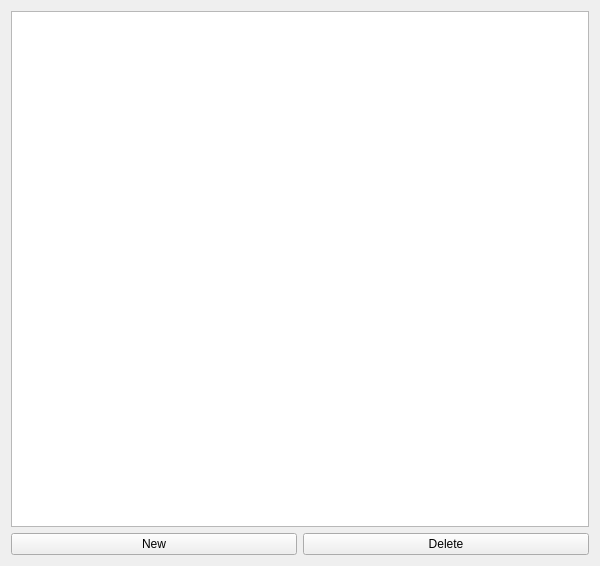
Above: src/brickv/plugin_system/plugins/red/ui/red_tab_program.ui from Tinkerforge/brickv before the change. Below: the same form after it.
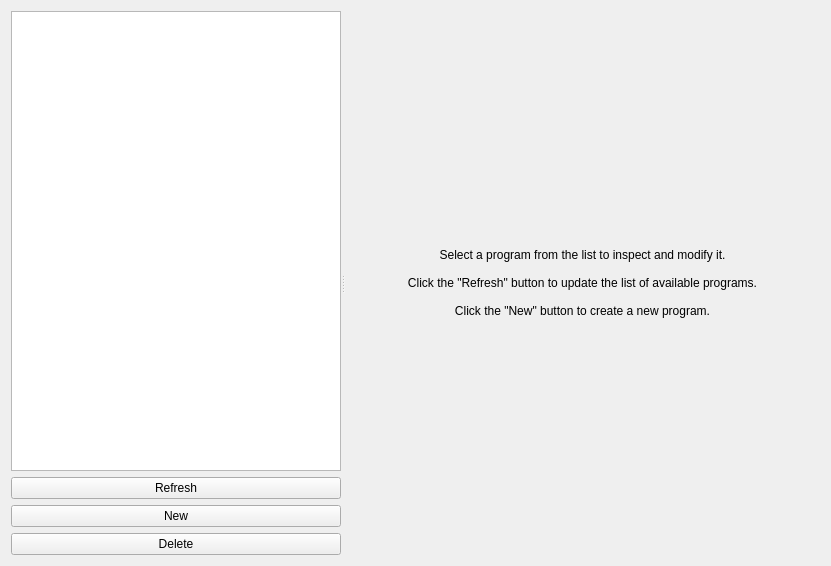
That is the form after the change.

Commit message: red-brick: Add basic program info widget

```diff
--- a/src/brickv/plugin_system/plugins/red/ui/red_tab_program.ui
+++ b/src/brickv/plugin_system/plugins/red/ui/red_tab_program.ui
@@ -6,7 +6,7 @@
    <rect>
     <x>0</x>
     <y>0</y>
-    <width>600</width>
+    <width>831</width>
     <height>566</height>
    </rect>
   </property>
@@ -15,11 +15,26 @@
   </property>
   <layout class="QVBoxLayout" name="verticalLayout">
    <item>
+    <widget class="QSplitter" name="splitter">
+     <property name="orientation">
+      <enum>Qt::Horizontal</enum>
+     </property>
+     <property name="childrenCollapsible">
+      <bool>false</bool>
+     </property>
+     <widget class="QWidget" name="layoutWidget">
     <layout class="QGridLayout" name="gridLayout">
-     <item row="0" column="0" colspan="2">
+       <item row="0" column="0">
       <widget class="QListWidget" name="list_programs"/>
      </item>
-     <item row="1" column="1">
+       <item row="2" column="0">
+        <widget class="QPushButton" name="button_new">
+         <property name="text">
+          <string>New</string>
+         </property>
+        </widget>
+       </item>
+       <item row="3" column="0">
       <widget class="QPushButton" name="button_delete">
        <property name="text">
         <string>Delete</string>
@@ -27,13 +42,38 @@
       </widget>
      </item>
      <item row="1" column="0">
-      <widget class="QPushButton" name="button_new">
+        <widget class="QPushButton" name="button_refresh">
        <property name="text">
-        <string>New</string>
+          <string>Refresh</string>
        </property>
       </widget>
      </item>
     </layout>
+     </widget>
+     <widget class="QStackedWidget" name="stacked_container">
+      <widget class="QWidget" name="page">
+       <layout class="QVBoxLayout" name="verticalLayout_2">
+        <item>
+         <widget class="QLabel" name="label">
+          <property name="text">
+           <string>Select a program from the list to inspect and modify it.
+
+Click the &quot;Refresh&quot; button to update the list of available programs.
+
+Click the &quot;New&quot; button to create a new program.</string>
+          </property>
+          <property name="alignment">
+           <set>Qt::AlignCenter</set>
+          </property>
+          <property name="wordWrap">
+           <bool>true</bool>
+          </property>
+         </widget>
+        </item>
+       </layout>
+      </widget>
+     </widget>
+    </widget>
    </item>
   </layout>
  </widget>
```
Lines whose indentation alone changed are shown as unchanged. The commit also changes 7 other files.
